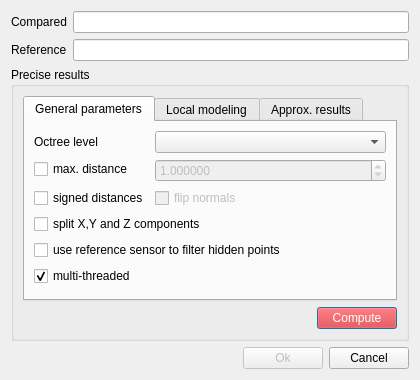
archeos/cloudcompare-archeos, file qCC/ui_templates/comparisonDlg.ui: the form before one commit.
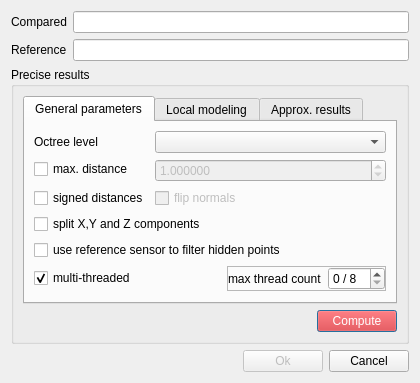
The form after the commit. Icons and pictures are not drawn.

Diff of the .ui file:
```diff
--- a/qCC/ui_templates/comparisonDlg.ui
+++ b/qCC/ui_templates/comparisonDlg.ui
@@ -164,14 +164,73 @@
            </widget>
           </item>
           <item>
-           <widget class="QCheckBox" name="multiThreadedCheckBox">
-            <property name="text">
-             <string>multi-threaded</string>
-            </property>
-            <property name="checked">
-             <bool>true</bool>
-            </property>
-           </widget>
+           <layout class="QHBoxLayout" name="horizontalLayout">
+            <item>
+             <widget class="QCheckBox" name="multiThreadedCheckBox">
+              <property name="text">
+               <string>multi-threaded</string>
+              </property>
+              <property name="checked">
+               <bool>true</bool>
+              </property>
+             </widget>
+            </item>
+            <item>
+             <spacer name="horizontalSpacer">
+              <property name="orientation">
+               <enum>Qt::Horizontal</enum>
+              </property>
+              <property name="sizeHint" stdset="0">
+               <size>
+                <width>40</width>
+                <height>20</height>
+               </size>
+              </property>
+             </spacer>
+            </item>
+            <item>
+             <widget class="QFrame" name="threadCountFrame">
+              <property name="frameShape">
+               <enum>QFrame::StyledPanel</enum>
+              </property>
+              <property name="frameShadow">
+               <enum>QFrame::Raised</enum>
+              </property>
+              <layout class="QHBoxLayout" name="horizontalLayout_8">
+               <property name="leftMargin">
+                <number>0</number>
+               </property>
+               <property name="topMargin">
+                <number>0</number>
+               </property>
+               <property name="rightMargin">
+                <number>0</number>
+               </property>
+               <property name="bottomMargin">
+                <number>0</number>
+               </property>
+               <item>
+                <widget class="QLabel" name="label_6">
+                 <property name="text">
+                  <string>max thread count</string>
+                 </property>
+                </widget>
+               </item>
+               <item>
+                <widget class="QSpinBox" name="maxThreadCountSpinBox">
+                 <property name="toolTip">
+                  <string>Maximum number of threads/cores to be used
+(CC or your computer might not respond for a while if you use all available cores)</string>
+                 </property>
+                 <property name="suffix">
+                  <string> / 8</string>
+                 </property>
+                </widget>
+               </item>
+              </layout>
+             </widget>
+            </item>
+           </layout>
           </item>
           <item>
            <spacer name="verticalSpacer_2">
```
Left out of the diff: 38 changed lines with no effect on the pictures.
